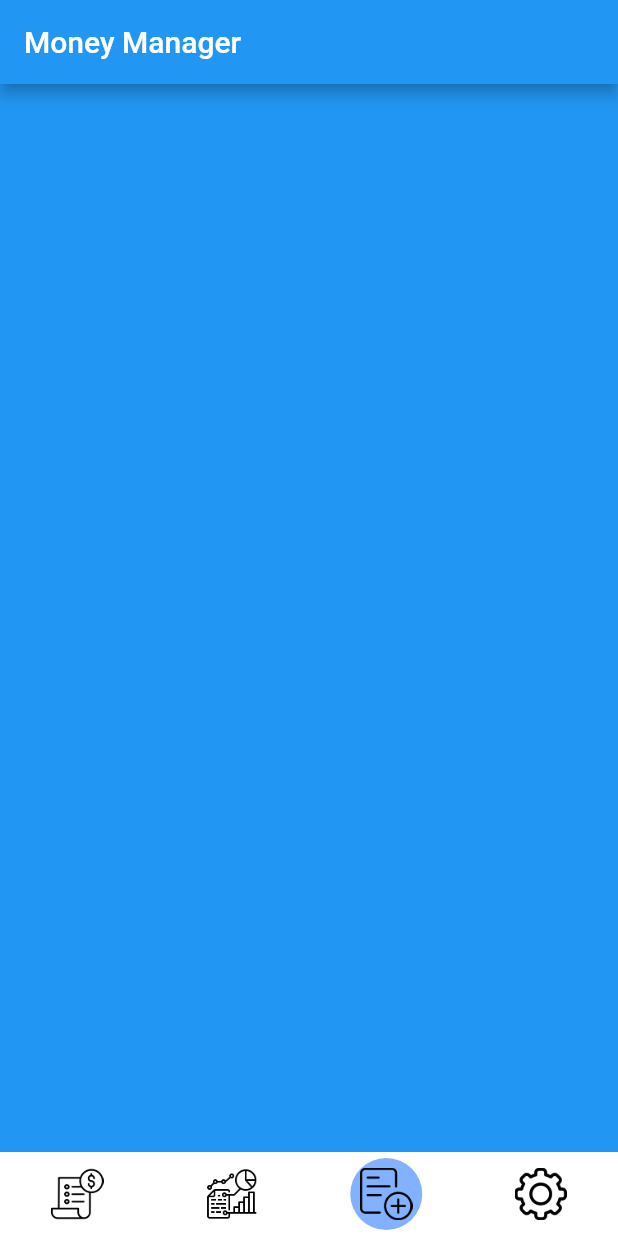
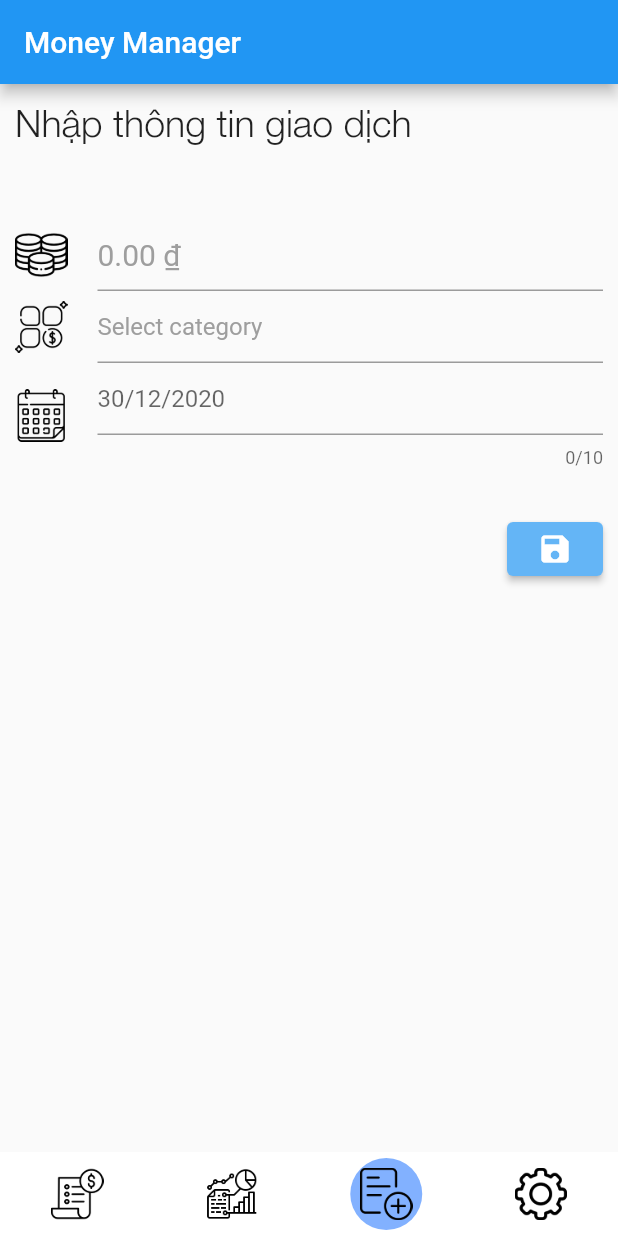
Before and after one commit to hieuvts/money_manager, a Flutter app: the screen it shows after launch, item 3 of the bottom bar chosen, on a phone screen of 412 x 824 dp. Run offline on Flutter 3.47's test engine with Material 2 defaults, Android fonts, the phone set to English and light mode, and no system bars; drawn by our look-alikes of flutter_snake_navigationbar; our stand-ins replace charts_flutter, pie_chart, splashscreen.

```diff
--- a/lib/main.dart
+++ b/lib/main.dart
@@ -17,8 +17,17 @@ class MyApp extends StatelessWidget {
   @override
   Widget build(BuildContext context) {
     return new MaterialApp(
-      theme:
-          ThemeData(fontFamily: "Helveticaneue"), //Set font chung toàn bộ app
+      theme: ThemeData(
+        fontFamily: "Helveticaneue",
+        // elevatedButtonTheme: ElevatedButtonThemeData(
+        //   style: ElevatedButton.styleFrom(
+        //     primary: Colors.teal,
+        //     onPrimary: Colors.white,
+        //     onSurface: Colors.grey,
+        //   ),
+        // ),
+      ), //Set font chung toàn bộ app
+
       home: new SplashScreen(
         seconds: 0,
         navigateAfterSeconds: new PageController(),
--- /dev/null
+++ b/lib/ui/modules/customWidget/customDatePicker.dart
@@ -0,0 +1,60 @@
+import 'package:flutter/material.dart';
+import 'package:intl/intl.dart';
+
+class CustomDatePicker extends StatefulWidget {
+  @override
+  _CustomDatePickerState createState() => _CustomDatePickerState();
+}
+
+class _CustomDatePickerState extends State<CustomDatePicker> {
+  DateTime selectedDate = DateTime.now();
+
+  _selectDate(BuildContext context) async {
+    final DateTime picked = await showDatePicker(
+      context: context,
+      initialDate: selectedDate,
+      firstDate: DateTime(2000),
+      lastDate: DateTime(2025),
+    );
+    if (picked != null && picked != selectedDate)
+      setState(() {
+        selectedDate = picked;
+      });
+  }
+
+  @override
+  Widget build(BuildContext context) {
+    final getDateTime =
+        DateFormat("dd/MM/yyyy", "vi_VN").format(DateTime.now());
+    // return Expanded(
+    //   child: ElevatedButton(
+    //     style: ElevatedButton.styleFrom(
+    //       primary: Colors.blue[300],
+    //       onPrimary: Colors.white,
+    //     ),
+    //     onPressed: () => _selectDate(context),
+    //     child: Text(
+    //       getDateTime,
+    //       style: TextStyle(color: Colors.white),
+    //     ),
+    //   ),
+    // );
+    return Expanded(
+      child: InkWell(
+        onTap: () {
+          _selectDate(context); // Call Function that has showDatePicker()
+        },
+        child: IgnorePointer(
+          child: new TextFormField(
+            decoration: new InputDecoration(
+                hintText:
+                    DateFormat("dd/MM/yyyy", "vi_VN").format(selectedDate)),
+            maxLength: 10,
+            // validator: validateDob,
+            onSaved: (String val) {},
+          ),
+        ),
+      ),
+    );
+  }
+}
--- a/lib/ui/modules/page/addRecordPage.dart
+++ b/lib/ui/modules/page/addRecordPage.dart
@@ -1,4 +1,5 @@
 import 'package:flutter/material.dart';
+import 'package:money_manager/ui/modules/customWidget/customDatePicker.dart';
 
 class AddTransactionPage extends StatefulWidget {
   @override
@@ -9,7 +10,109 @@ class _AddTransactionPageState extends State<AddTransactionPage> {
   @override
   Widget build(BuildContext context) {
     return Container(
-      color: Colors.blue,
+      padding: EdgeInsets.all(10),
+      child: FillTransactionInfo(),
     );
   }
 }
+
+class FillTransactionInfo extends StatefulWidget {
+  @override
+  _FillTransactionInfoState createState() => _FillTransactionInfoState();
+}
+
+class _FillTransactionInfoState extends State<FillTransactionInfo> {
+  final transactionAmountTextController = TextEditingController();
+  final categoryTextController = TextEditingController();
+  final noteTextController = TextEditingController();
+  @override
+  void dispose() {
+    transactionAmountTextController.dispose();
+    categoryTextController.dispose();
+    noteTextController.dispose();
+    super.dispose();
+  }
+
+  @override
+  Widget build(BuildContext context) {
+    return Column(children: <Widget>[
+      Align(
+        alignment: Alignment.centerLeft,
+        child: Text(
+          "Nhập thông tin giao dịch",
+          style: TextStyle(fontSize: 25, fontFamily: "HelveticaneueLight"),
+        ),
+      ),
+      SizedBox(
+        height: 50,
+      ),
+      Row(
+        children: [
+          Image.asset(
+            'images/BWcoin.png',
+            width: 35,
+            height: 35,
+          ),
+          SizedBox(
+            width: 20,
+          ),
+          Expanded(
+            child: TextField(
+              decoration: InputDecoration(
+                  hintText: "0.00 ₫",
+                  hintStyle: TextStyle(color: Colors.grey, fontSize: 20)),
+              controller: transactionAmountTextController,
+            ),
+          ),
+        ],
+      ),
+      Row(
+        children: [
+          Image.asset(
+            'images/BWcategory.png',
+            width: 35,
+            height: 35,
+          ),
+          SizedBox(
+            width: 20,
+          ),
+          Expanded(
+            child: TextField(
+              decoration: InputDecoration(
+                  hintText: "Select category",
+                  hintStyle: TextStyle(color: Colors.grey)),
+              controller: categoryTextController,
+            ),
+          )
+        ],
+      ),
+      Row(children: [
+        Image.asset(
+          'images/BWcalendar.png',
+          width: 35,
+          height: 35,
+        ),
+        SizedBox(
+          width: 20,
+        ),
+        CustomDatePicker(),
+      ]),
+      SizedBox(
+        height: 30,
+      ),
+      Row(
+        mainAxisAlignment: MainAxisAlignment.end,
+        children: [
+          ElevatedButton(
+            style: ElevatedButton.styleFrom(
+              primary: Colors.blue[300],
+              onPrimary: Colors.white,
+            ),
+            onPressed: () {},
+            child: Tooltip(message: "Save", child: Icon(Icons.save)),
+          ),
+        ],
+      ),
+    ]);
+  }
+}
```
Also changed, not shown: pubspec.yaml (+9 -0 lines), flutter_01.png (added), fonts/Montserrat-Light.ttf (added), fonts/Montserrat-Thin.ttf (added), fonts/Montserrat-ThinItalic.ttf (added), images/BWcalendar.png (added), images/BWcategory.png (added), images/BWcoin.png (added), images/BWnote.png (added), 2 other files.
